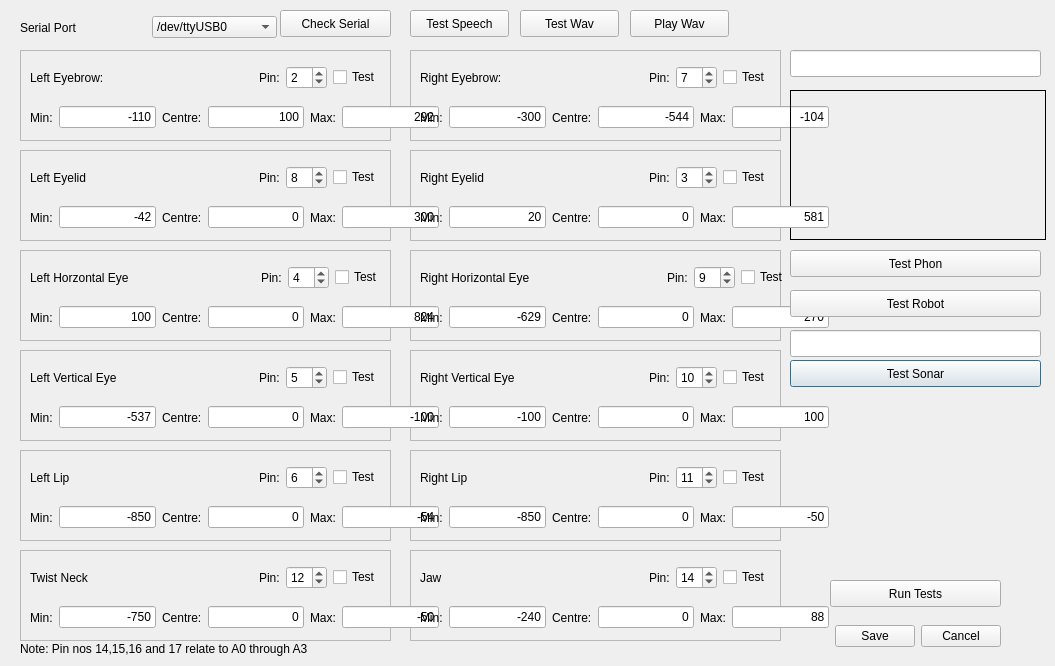
This is Fritz/configwindow.ui in ptbw/Fritz-Qt5-project-for-Raspberry-Pi as Qt 5 draws it before an edit. The edited form follows.
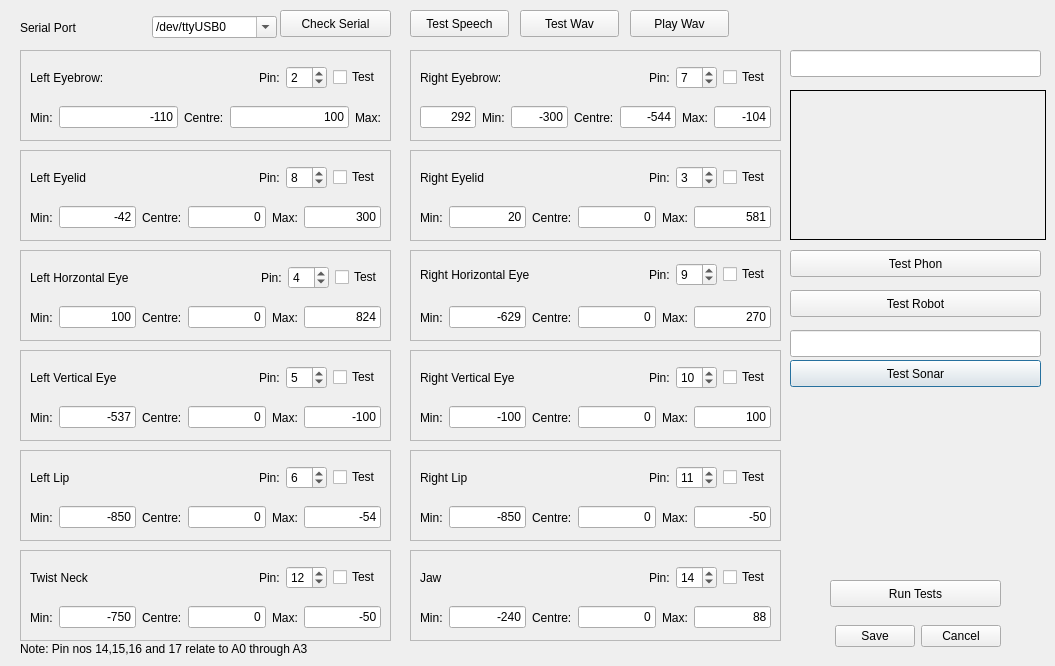
This is the edited form.

```diff
--- a/Fritz/configwindow.ui
+++ b/Fritz/configwindow.ui
@@ -66,7 +66,7 @@
     <rect>
      <x>30</x>
      <y>100</y>
-     <width>409</width>
+     <width>351</width>
      <height>35</height>
     </rect>
    </property>
@@ -112,16 +112,6 @@
       </property>
      </widget>
     </item>
-    <item>
-     <widget class="QLineEdit" name="leftEyebrowMax">
-      <property name="text">
-       <string>292</string>
-      </property>
-      <property name="alignment">
-       <set>Qt::AlignRight|Qt::AlignTrailing|Qt::AlignVCenter</set>
-      </property>
-     </widget>
-    </item>
    </layout>
   </widget>
   <widget class="QWidget" name="layoutWidget">
@@ -274,11 +264,21 @@
     <rect>
      <x>420</x>
      <y>100</y>
-     <width>409</width>
+     <width>351</width>
      <height>35</height>
     </rect>
    </property>
    <layout class="QHBoxLayout" name="horizontalLayout_5">
+    <item>
+     <widget class="QLineEdit" name="leftEyebrowMax">
+      <property name="text">
+       <string>292</string>
+      </property>
+      <property name="alignment">
+       <set>Qt::AlignRight|Qt::AlignTrailing|Qt::AlignVCenter</set>
+      </property>
+     </widget>
+    </item>
     <item>
      <widget class="QLabel" name="label_9">
       <property name="text">
@@ -435,8 +435,11 @@
     </item>
     <item>
      <widget class="QComboBox" name="comboBox">
+      <property name="editable">
+       <bool>true</bool>
+      </property>
       <property name="currentText">
-       <string>/dev/ttyUSB0</string>
+       <string notr="true">/dev/ttyACM0</string>
       </property>
       <item>
        <property name="text">
@@ -452,7 +455,7 @@
     <rect>
      <x>30</x>
      <y>200</y>
-     <width>409</width>
+     <width>351</width>
      <height>35</height>
     </rect>
    </property>
@@ -587,7 +590,7 @@
     <rect>
      <x>30</x>
      <y>300</y>
-     <width>409</width>
+     <width>351</width>
      <height>35</height>
     </rect>
    </property>
@@ -722,7 +725,7 @@
     <rect>
      <x>30</x>
      <y>400</y>
-     <width>409</width>
+     <width>351</width>
      <height>35</height>
     </rect>
    </property>
@@ -857,7 +860,7 @@
     <rect>
      <x>30</x>
      <y>500</y>
-     <width>409</width>
+     <width>351</width>
      <height>35</height>
     </rect>
    </property>
@@ -992,7 +995,7 @@
     <rect>
      <x>30</x>
      <y>600</y>
-     <width>409</width>
+     <width>351</width>
      <height>35</height>
     </rect>
    </property>
@@ -1127,7 +1130,7 @@
     <rect>
      <x>420</x>
      <y>200</y>
-     <width>409</width>
+     <width>351</width>
      <height>35</height>
     </rect>
    </property>
@@ -1262,7 +1265,7 @@
     <rect>
      <x>420</x>
      <y>300</y>
-     <width>409</width>
+     <width>351</width>
      <height>35</height>
     </rect>
    </property>
@@ -1340,9 +1343,9 @@
    <property name="geometry">
     <rect>
      <x>420</x>
-     <y>260</y>
-     <width>369</width>
-     <height>35</height>
+     <y>254</y>
+     <width>351</width>
+     <height>41</height>
     </rect>
    </property>
    <layout class="QHBoxLayout" name="horizontalLayout_19">
@@ -1397,7 +1400,7 @@
     <rect>
      <x>420</x>
      <y>400</y>
-     <width>409</width>
+     <width>351</width>
      <height>35</height>
     </rect>
    </property>
@@ -1532,7 +1535,7 @@
     <rect>
      <x>420</x>
      <y>500</y>
-     <width>409</width>
+     <width>351</width>
      <height>35</height>
     </rect>
    </property>
@@ -1667,7 +1670,7 @@
     <rect>
      <x>420</x>
      <y>600</y>
-     <width>409</width>
+     <width>351</width>
      <height>35</height>
     </rect>
    </property>
```
Left out of the diff: 2 changed lines with no effect on the pictures.
